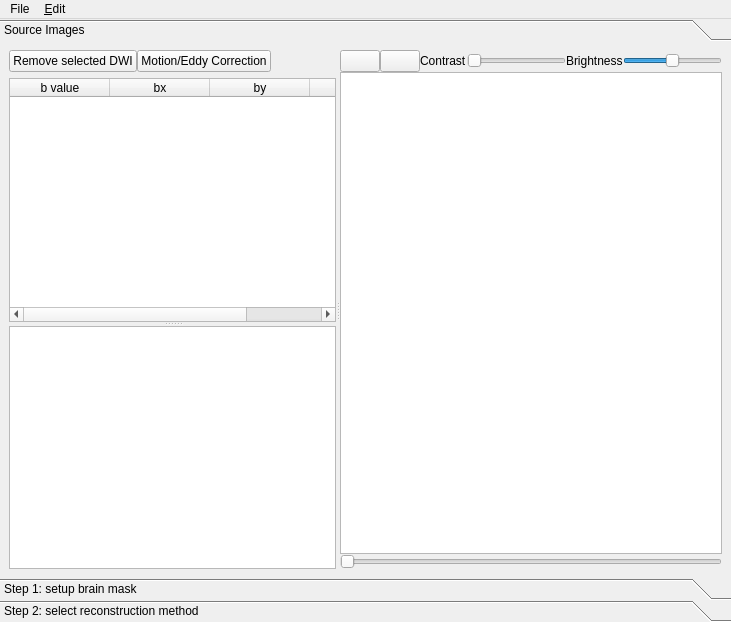
First picture: the form in reconstruction/reconstruction_window.ui, repository frankyeh/DSI-Studio, before the edit.
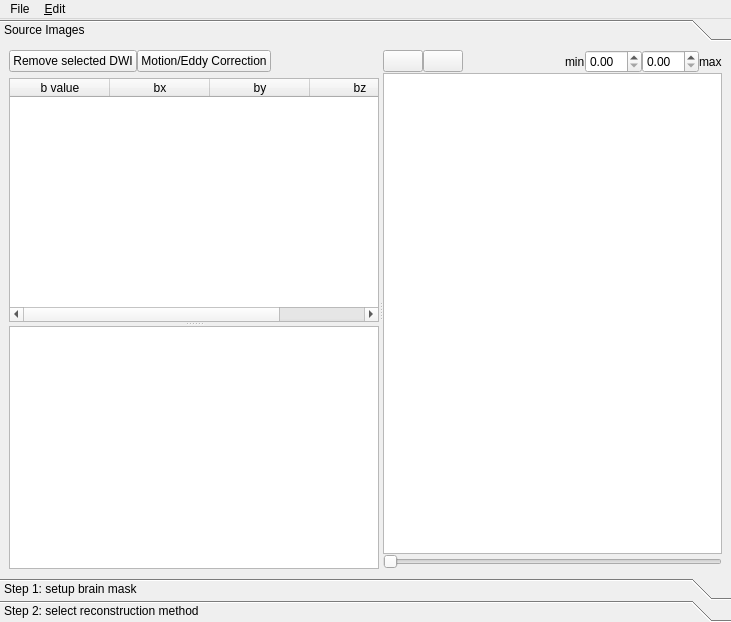
Second picture: the form after the edit. The open tabs and pages were chosen to show the change. Icons and pictures are not drawn.

Commit message: [GUI] change contrast interface in recon window

Patch:
```diff
--- a/reconstruction/reconstruction_window.ui
+++ b/reconstruction/reconstruction_window.ui
@@ -288,42 +288,35 @@
                </widget>
               </item>
               <item>
-               <widget class="QLabel" name="label_14">
-                <property name="text">
-                 <string>Contrast</string>
-                </property>
-               </widget>
-              </item>
-              <item>
-               <widget class="QSlider" name="contrast">
-                <property name="minimum">
-                 <number>1</number>
-                </property>
-                <property name="maximum">
-                 <number>30</number>
-                </property>
+               <spacer name="horizontalSpacer_4">
                 <property name="orientation">
                  <enum>Qt::Horizontal</enum>
                 </property>
-               </widget>
+                <property name="sizeHint" stdset="0">
+                 <size>
+                  <width>40</width>
+                  <height>20</height>
+                 </size>
+                </property>
+               </spacer>
               </item>
               <item>
                <widget class="QLabel" name="label_13">
                 <property name="text">
-                 <string>Brightness</string>
+                 <string>min</string>
                 </property>
                </widget>
               </item>
               <item>
-               <widget class="QSlider" name="brightness">
-                <property name="minimum">
-                 <number>-10</number>
-                </property>
-                <property name="maximum">
-                 <number>10</number>
-                </property>
-                <property name="orientation">
-                 <enum>Qt::Horizontal</enum>
+               <widget class="QDoubleSpinBox" name="min_value"/>
+              </item>
+              <item>
+               <widget class="QDoubleSpinBox" name="max_value"/>
+              </item>
+              <item>
+               <widget class="QLabel" name="label_14">
+                <property name="text">
+                 <string>max</string>
                 </property>
                </widget>
               </item>
```
Left out of the diff: 2 changed lines with no effect on the pictures. The commit also changes 3 other files.
